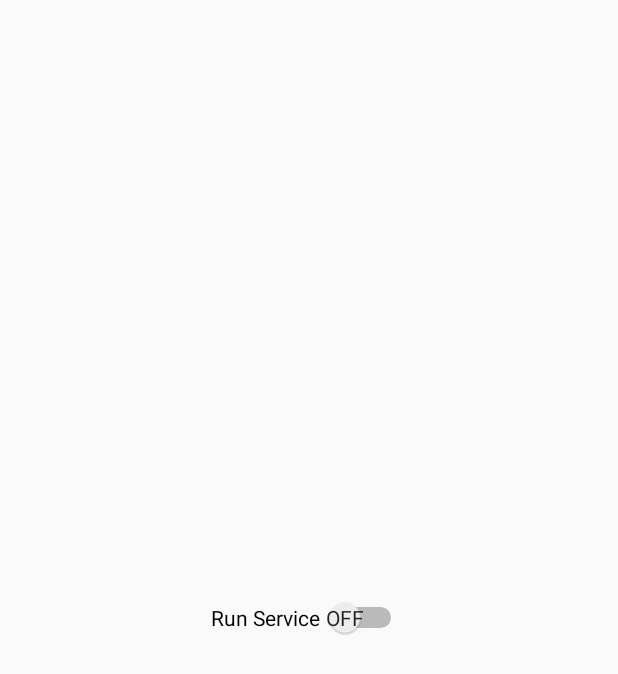
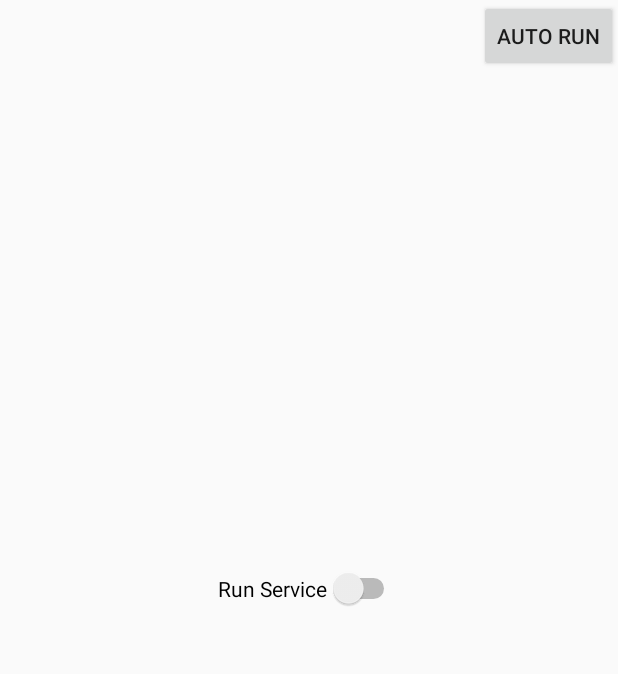
Before and after one commit to luongfrv2522/Android, an Android app: the layout activity_main.xml on its own in the app's theme, with its tools: preview values and no code run, on a phone screen of 412 x 824 dp. Shown: the top 674 px of the screen. Run offline under Robolectric (Android 15) with nearby library versions, the phone set to English and light mode, and no system bars.

Commit message:
Update auto run service on MIUI

```diff
--- a/app/src/main/AndroidManifest.xml
+++ b/app/src/main/AndroidManifest.xml
@@ -20,7 +20,9 @@
                 <category android:name="android.intent.category.LAUNCHER"/>
             </intent-filter>
         </activity>
-        <service android:name=".services.LocationService"/>
+        <service android:name=".services.LocationService"
+            android:process=":LocationService"
+            android:enabled="true"/>
     </application>
 
 </manifest>
--- /dev/null
+++ b/app/src/main/java/com/example/luong/location/common/Libs.java
@@ -0,0 +1,5 @@
+package com.example.luong.location.common;
+
+public class Libs {
+
+}
--- a/app/src/main/res/layout/activity_main.xml
+++ b/app/src/main/res/layout/activity_main.xml
@@ -1,18 +1,40 @@
 <?xml version="1.0" encoding="utf-8"?>
-<LinearLayout xmlns:android="http://schemas.android.com/apk/res/android"
+<RelativeLayout xmlns:android="http://schemas.android.com/apk/res/android"
     xmlns:app="http://schemas.android.com/apk/res-auto"
     xmlns:tools="http://schemas.android.com/tools"
     android:orientation="vertical"
     android:layout_width="match_parent"
     android:layout_height="match_parent"
-    android:gravity="center"
     tools:context=".MainActivity">
+    <LinearLayout
+        android:gravity="end"
+        android:layout_width="match_parent"
+        android:layout_height="wrap_content">
+        <Button
+            android:id="@+id/btn_auto_run_active"
+            android:layout_width="wrap_content"
+            android:layout_height="wrap_content"
+            android:text="Auto Run"/>
+    </LinearLayout>
+    <LinearLayout
+        android:orientation="vertical"
+        android:layout_width="match_parent"
+        android:layout_height="match_parent"
+        android:gravity="center">
         <Switch
             android:id="@+id/swt_service"
-        android:showText="true"
-        android:textOff="@string/switch_off"
-        android:textOn="@string/switch_on"
             android:layout_width="wrap_content"
             android:layout_height="wrap_content"
             android:text="Run Service" />
+        <TextView
+            android:id="@+id/txtCheckServiceRuning"
+            android:layout_width="wrap_content"
+            android:layout_height="wrap_content" />
+        <TextView
+            android:id="@+id/txtStateService"
+            android:layout_width="wrap_content"
+            android:layout_height="wrap_content" />
     </LinearLayout>
+
+
+</RelativeLayout>
```
Also changed, not shown: app/src/main/java/com/example/luong/location/LoginActivity.java (+7 -2 lines), app/src/main/java/com/example/luong/location/MainActivity.java (+104 -3 lines), app/src/main/java/com/example/luong/location/services/LocationService.java (+28 -5 lines), app/src/main/java/com/example/luong/location/services/TestIntentService.java (added, +39 -0 lines). Lines whose indentation alone changed are shown as unchanged.
